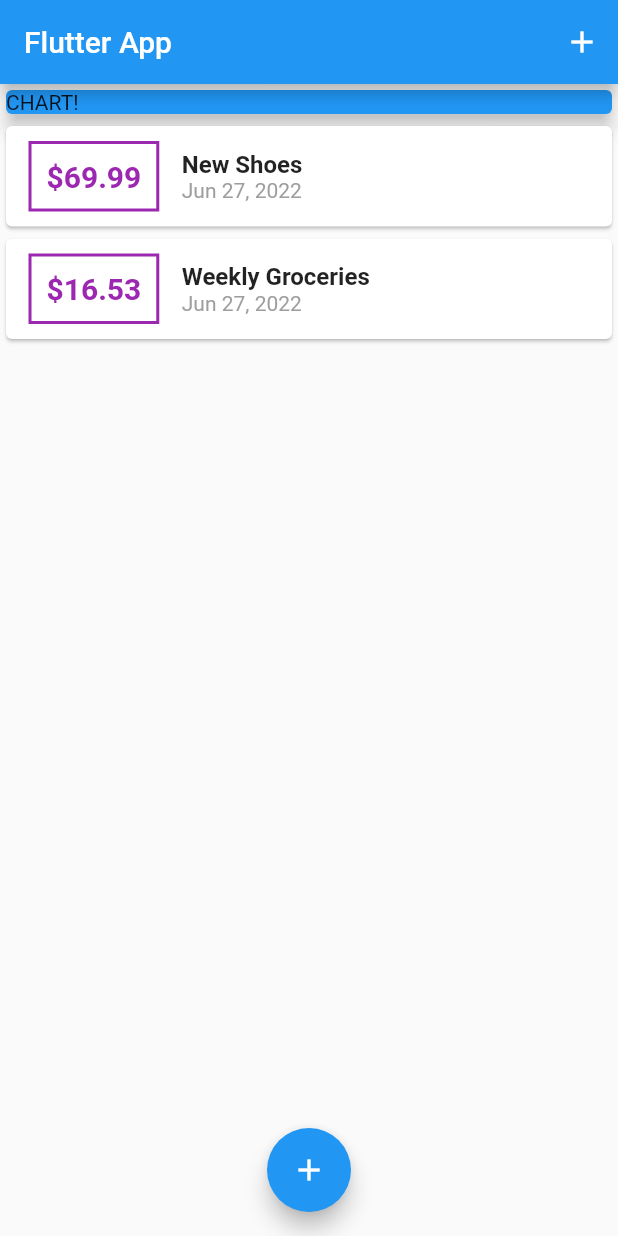
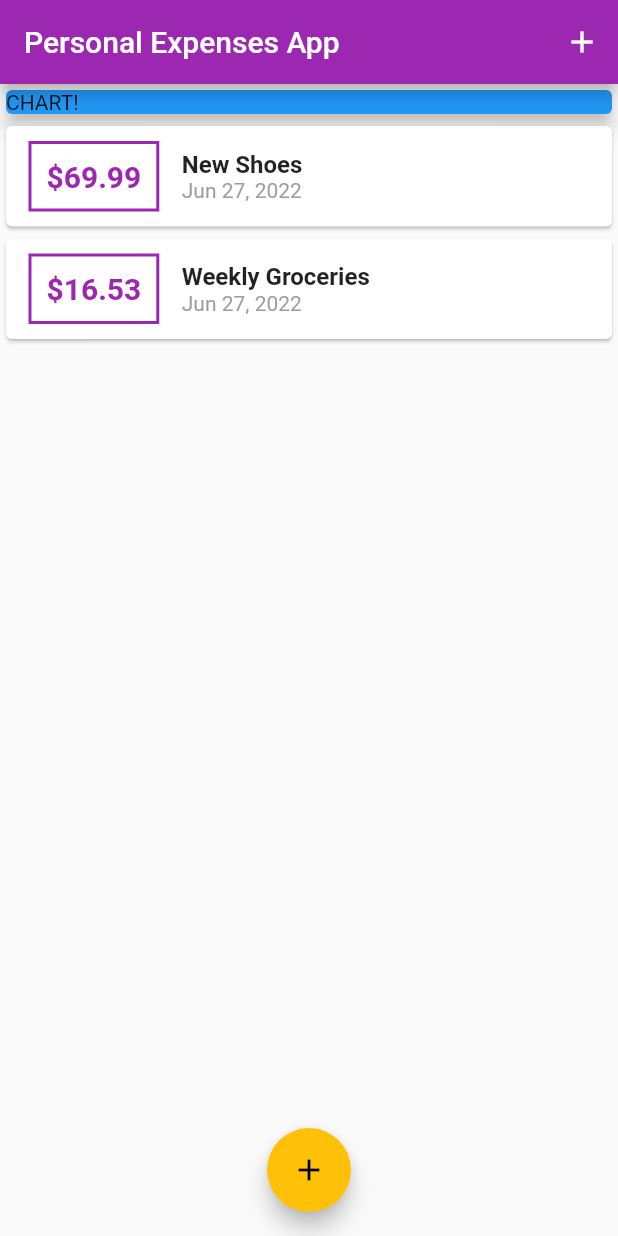
Before and after one commit to BarisSahin1/PersonalExpensesApp, a Flutter app: the screen it shows after launch, on a phone screen of 412 x 824 dp. Run offline on Flutter 3.47's test engine with Material 2 defaults, Android fonts, the phone set to English and light mode, and no system bars.

Commit message:
Theme introduced in main file

```diff
--- a/lib/main.dart
+++ b/lib/main.dart
@@ -10,7 +10,11 @@ class MyApp extends StatelessWidget {
   @override
   Widget build(BuildContext context) {
     return MaterialApp(
-      title: 'Flutter App',
+      title: 'Personal Expenses App',
+      theme: ThemeData(
+        primarySwatch: Colors.purple,
+        accentColor: Colors.amber,
+      ),
       home: MyHomePage(),
     );
   }
@@ -69,7 +73,7 @@ class _MyHomePageState extends State<MyHomePage> {
   Widget build(BuildContext context) {
     return Scaffold(
       appBar: AppBar(
-        title: Text('Flutter App'),
+        title: Text('Personal Expenses App'),
         actions: <Widget>[
           IconButton(
             icon: Icon(Icons.add),
--- a/lib/widgets/transaction_list.dart
+++ b/lib/widgets/transaction_list.dart
@@ -24,7 +24,7 @@ class TransactionList extends StatelessWidget {
                   ),
                   decoration: BoxDecoration(
                     border: Border.all(
-                      color: Colors.purple,
+                      color: Theme.of(context).primaryColor,
                       width: 2,
                     ),
                   ),
```
